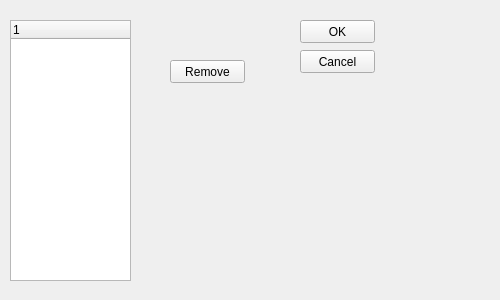
This is source/GUI/Options/optionswindow.ui in vladimirstoyanov/Jelyazka as Qt 5 draws it before an edit. The edited form follows.
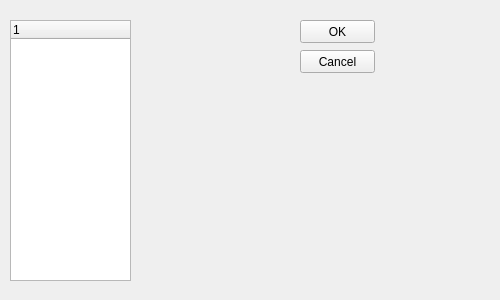
This is the edited form.

```diff
--- a/source/GUI/Options/optionswindow.ui
+++ b/source/GUI/Options/optionswindow.ui
@@ -34,19 +34,6 @@
     </property>
    </column>
   </widget>
-  <widget class="QPushButton" name="removeButton">
-   <property name="geometry">
-    <rect>
-     <x>170</x>
-     <y>60</y>
-     <width>75</width>
-     <height>23</height>
-    </rect>
-   </property>
-   <property name="text">
-    <string>Remove</string>
-   </property>
-  </widget>
   <widget class="QPushButton" name="okButton">
    <property name="geometry">
     <rect>
```
